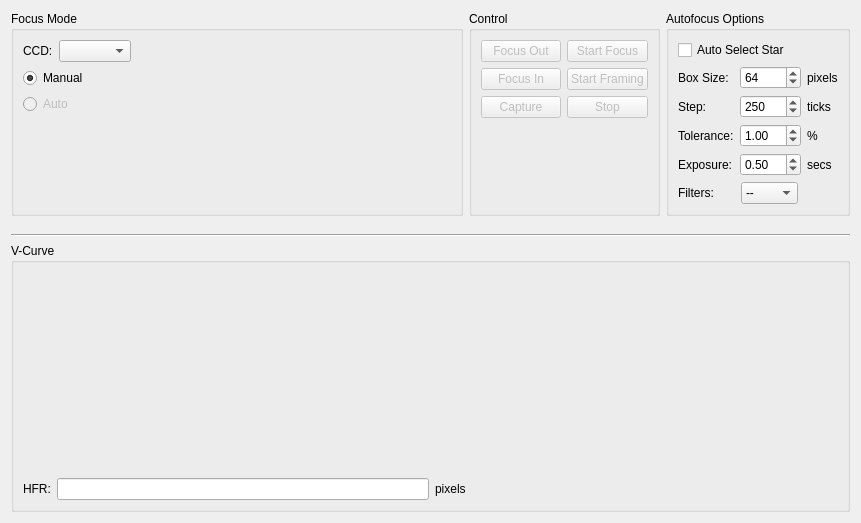
Before: the Qt Designer form kstars/ekos/focus.ui in KDE/kstars, drawn with Qt 5.
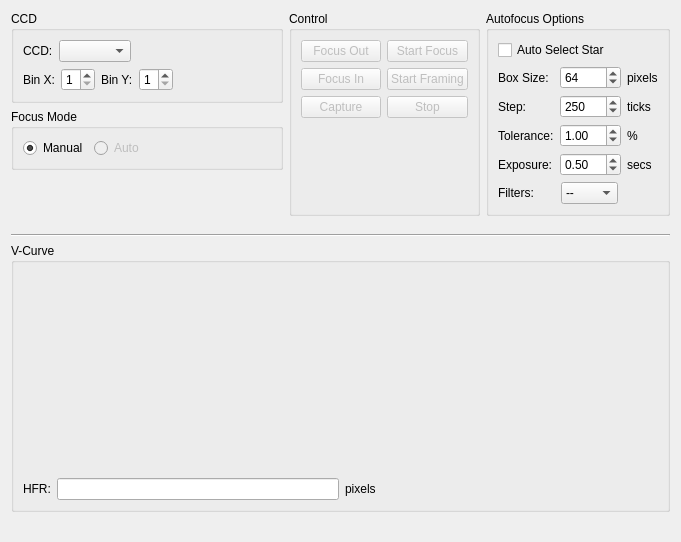
After: the same form once the commit is applied. Custom widgets are drawn as their Qt base class.

Commit message: + Adding options to select binning in the focus and alignment modules. + Cleaned up focus module UI. + Added activity LED to FITS Viewer

What changed in the file:
```diff
--- a/kstars/ekos/focus.ui
+++ b/kstars/ekos/focus.ui
@@ -6,20 +6,22 @@
    <rect>
     <x>0</x>
     <y>0</y>
-    <width>861</width>
-    <height>512</height>
+    <width>681</width>
+    <height>542</height>
    </rect>
   </property>
-  <layout class="QVBoxLayout" name="verticalLayout_5">
+  <layout class="QVBoxLayout" name="verticalLayout_6">
    <item>
-    <layout class="QHBoxLayout" name="horizontalLayout_3">
+    <layout class="QHBoxLayout" name="horizontalLayout_6">
      <item>
-      <widget class="QGroupBox" name="groupBox">
-       <property name="title">
-        <string>Focus Mode</string>
-       </property>
        <layout class="QVBoxLayout" name="verticalLayout_2">
         <item>
+        <widget class="QGroupBox" name="groupBox_5">
+         <property name="title">
+          <string>CCD</string>
+         </property>
+         <layout class="QVBoxLayout" name="verticalLayout_5">
+          <item>
          <layout class="QHBoxLayout" name="horizontalLayout_5">
           <item>
            <widget class="QLabel" name="textLabel1_6">
@@ -38,6 +40,75 @@
            <widget class="KComboBox" name="CCDCaptureCombo"/>
           </item>
           <item>
+             <spacer name="horizontalSpacer_2">
+              <property name="orientation">
+               <enum>Qt::Horizontal</enum>
+              </property>
+              <property name="sizeHint" stdset="0">
+               <size>
+                <width>40</width>
+                <height>20</height>
+               </size>
+              </property>
+             </spacer>
+            </item>
+           </layout>
+          </item>
+          <item>
+           <layout class="QHBoxLayout" name="horizontalLayout_3">
+            <item>
+             <widget class="QLabel" name="label_18">
+              <property name="text">
+               <string>Bin X:</string>
+              </property>
+             </widget>
+            </item>
+            <item>
+             <widget class="QDoubleSpinBox" name="kcfg_focusXBin">
+              <property name="decimals">
+               <number>0</number>
+              </property>
+              <property name="minimum">
+               <double>1.000000000000000</double>
+              </property>
+              <property name="maximum">
+               <double>9.000000000000000</double>
+              </property>
+              <property name="singleStep">
+               <double>1.000000000000000</double>
+              </property>
+              <property name="value">
+               <double>1.000000000000000</double>
+              </property>
+             </widget>
+            </item>
+            <item>
+             <widget class="QLabel" name="label_19">
+              <property name="text">
+               <string>Bin Y:</string>
+              </property>
+             </widget>
+            </item>
+            <item>
+             <widget class="QDoubleSpinBox" name="kcfg_focusYBin">
+              <property name="decimals">
+               <number>0</number>
+              </property>
+              <property name="minimum">
+               <double>1.000000000000000</double>
+              </property>
+              <property name="maximum">
+               <double>9.000000000000000</double>
+              </property>
+              <property name="singleStep">
+               <double>1.000000000000000</double>
+              </property>
+              <property name="value">
+               <double>1.000000000000000</double>
+              </property>
+             </widget>
+            </item>
+            <item>
            <spacer name="horizontalSpacer_4">
             <property name="orientation">
              <enum>Qt::Horizontal</enum>
@@ -52,6 +123,15 @@
           </item>
          </layout>
         </item>
+         </layout>
+        </widget>
+       </item>
+       <item>
+        <widget class="QGroupBox" name="groupBox_6">
+         <property name="title">
+          <string>Focus Mode</string>
+         </property>
+         <layout class="QHBoxLayout" name="horizontalLayout_2">
         <item>
          <widget class="QRadioButton" name="manualModeR">
           <property name="text">
@@ -73,6 +153,22 @@
          </widget>
         </item>
         <item>
+           <spacer name="horizontalSpacer_5">
+            <property name="orientation">
+             <enum>Qt::Horizontal</enum>
+            </property>
+            <property name="sizeHint" stdset="0">
+             <size>
+              <width>79</width>
+              <height>20</height>
+             </size>
+            </property>
+           </spacer>
+          </item>
+         </layout>
+        </widget>
+       </item>
+       <item>
          <spacer name="verticalSpacer_3">
           <property name="orientation">
            <enum>Qt::Vertical</enum>
@@ -80,13 +176,12 @@
           <property name="sizeHint" stdset="0">
            <size>
             <width>20</width>
-            <height>86</height>
+           <height>40</height>
            </size>
           </property>
          </spacer>
         </item>
        </layout>
-      </widget>
      </item>
      <item>
       <widget class="QGroupBox" name="groupBox_3">
```
Lines whose indentation alone changed are shown as unchanged. The commit also changes 7 other files.
